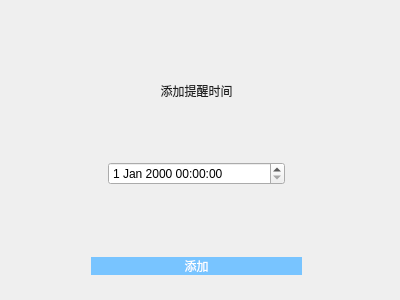
interestingLSY/DDL-Firewall, file add_reminder.ui: the form before one commit.
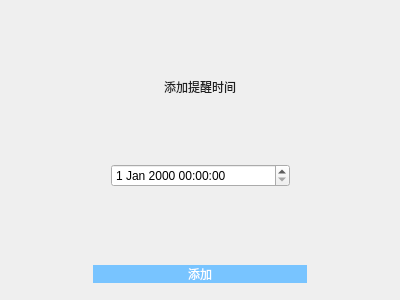
The form after the commit.

```diff
--- a/add_reminder.ui
+++ b/add_reminder.ui
@@ -13,15 +13,8 @@
   <property name="windowTitle">
    <string>Dialog</string>
   </property>
-  <widget class="QWidget" name="verticalLayoutWidget">
-   <property name="geometry">
-    <rect>
-     <x>10</x>
-     <y>20</y>
-     <width>373</width>
-     <height>261</height>
-    </rect>
-   </property>
+  <layout class="QGridLayout" name="gridLayout">
+   <item row="0" column="0">
    <layout class="QVBoxLayout" name="verticalLayout" stretch="2,2,1,2">
     <property name="sizeConstraint">
      <enum>QLayout::SetNoConstraint</enum>
@@ -155,7 +148,8 @@
      </layout>
     </item>
    </layout>
-  </widget>
+   </item>
+  </layout>
  </widget>
  <resources/>
  <connections/>
```
Lines whose indentation alone changed are shown as unchanged.
